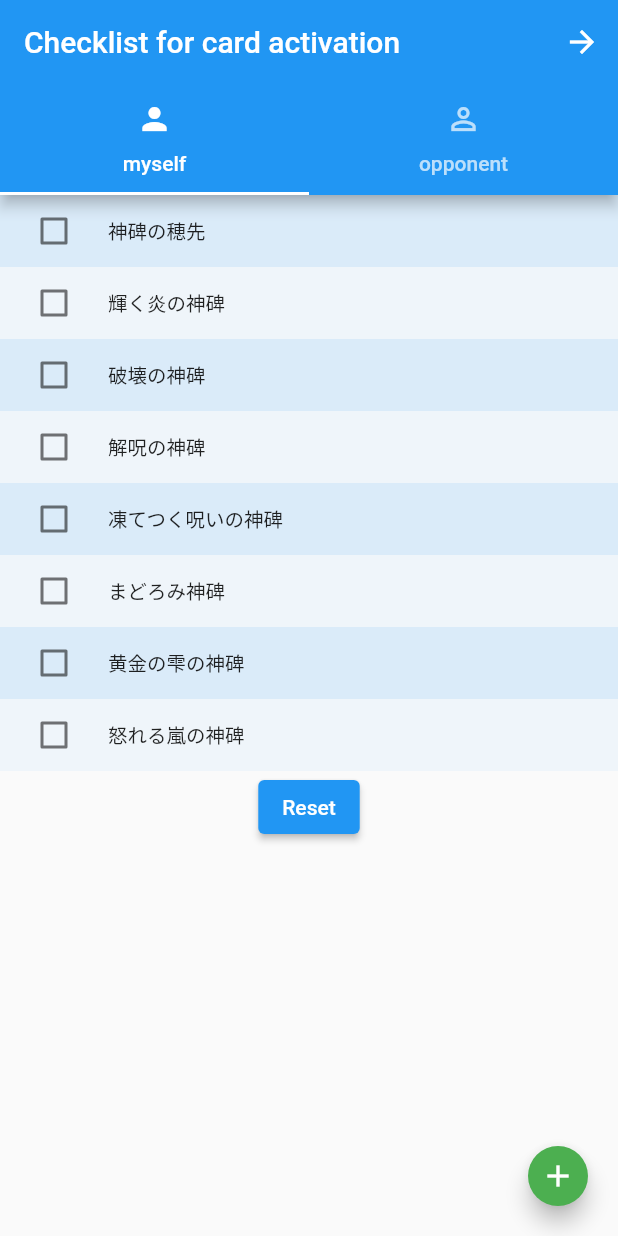
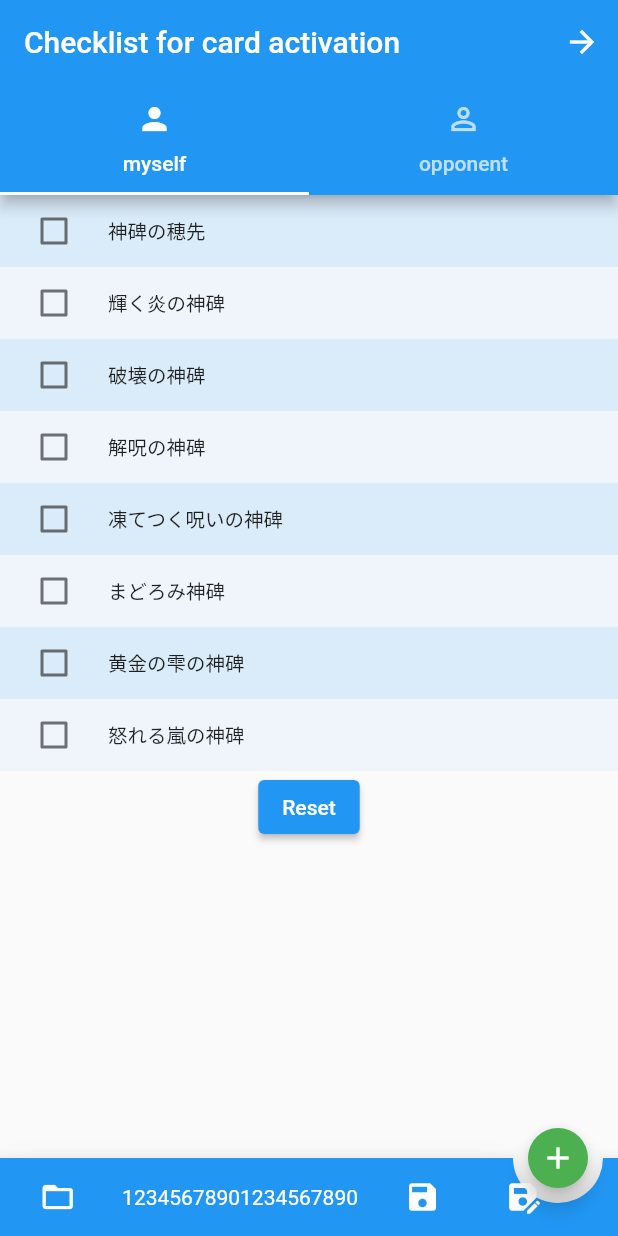
Before and after one commit to toumarihikana/turnchecker, a Flutter app: the screen it shows after launch, on a phone screen of 412 x 824 dp. Run offline on Flutter 3.47's test engine with Material 2 defaults, Android fonts, the phone set to English and light mode, and no system bars.

Commit message:
ボトムのレイアウトだけ作成 処理はまだない

```diff
--- a/lib/check_list_page.dart
+++ b/lib/check_list_page.dart
@@ -1,3 +1,5 @@
+// ignore_for_file: avoid_function_literals_in_foreach_calls
+
 import 'package:flutter/material.dart';
 import 'card_check_model.dart';
 
@@ -110,6 +112,7 @@ class _CheckListPageState extends State<CheckListPage> {
               ],
             ),
           ),
+          floatingActionButtonLocation: FloatingActionButtonLocation.endDocked,
           floatingActionButton: FloatingActionButton(
             onPressed: () {
               // Add your onPressed code here!
@@ -117,6 +120,59 @@ class _CheckListPageState extends State<CheckListPage> {
             backgroundColor: Colors.green,
             mini: true,
             child: const Icon(Icons.add),
+          ),
+          bottomNavigationBar: BottomAppBar(
+            color: Theme.of(context).primaryColor,
+            notchMargin: 6.0,
+            shape: const AutomaticNotchedShape(
+              RoundedRectangleBorder(),
+              StadiumBorder(
+                side: BorderSide(),
+              ),
+            ),
+            child: Padding(
+              padding: const EdgeInsets.fromLTRB(5, 2, 30, 2),
+              child: Row(
+                mainAxisSize: MainAxisSize.max,
+                mainAxisAlignment: MainAxisAlignment.spaceAround,
+                children: <Widget>[
+                  IconButton(
+                    icon: const Icon(
+                      Icons.folder_open_outlined,
+                      color: Colors.white,
+                    ),
+                    onPressed: () {},
+                  ),
+                  ConstrainedBox(
+                    constraints: const BoxConstraints(
+                      maxWidth: 170,
+                    ),
+                    child: const Text.rich(
+                      TextSpan(
+                        text: '12345678901234567890',
+                        style: TextStyle(
+                          color: Colors.white,
+                        ),
+                      ),
+                    ),
+                  ),
+                  IconButton(
+                    icon: const Icon(
+                      Icons.save,
+                      color: Colors.white,
+                    ),
+                    onPressed: () {},
+                  ),
+                  IconButton(
+                    icon: const Icon(
+                      Icons.save_as,
+                      color: Colors.white,
+                    ),
+                    onPressed: () {},
+                  ),
+                ],
+              ),
+            ),
           ),
         ),
       ),
```
